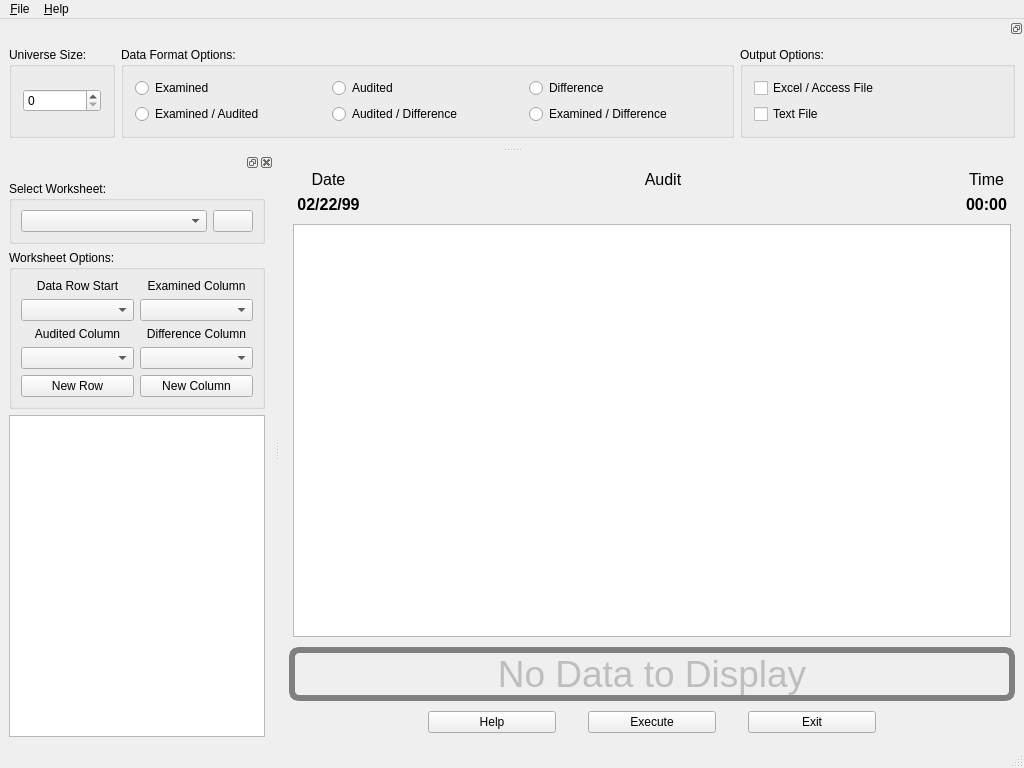
Above: products/RAT-STATS/rstats_modules/unrestricted_variable_appraisal/src/UIRStatsUVA.ui from cbtek/RStats2017 before the change. Below: the same form after it.
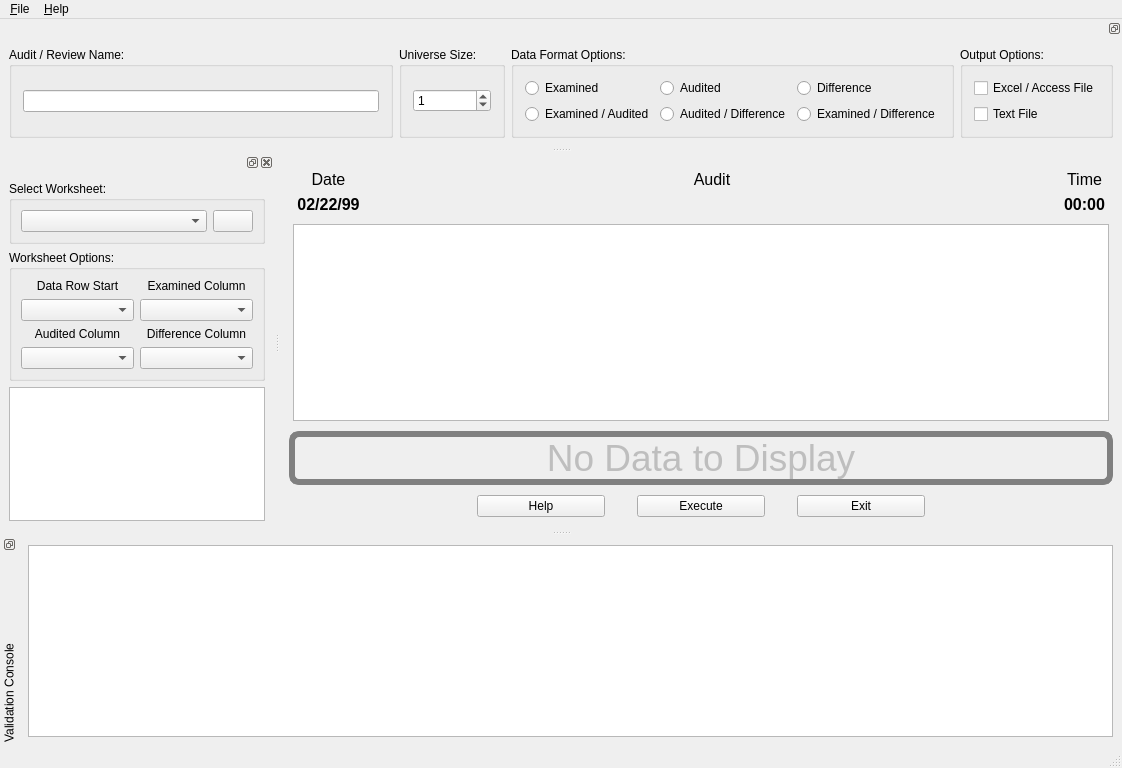
That is the form after the change.

Patch:
```diff
--- a/products/RAT-STATS/rstats_modules/unrestricted_variable_appraisal/src/UIRStatsUVA.ui
+++ b/products/RAT-STATS/rstats_modules/unrestricted_variable_appraisal/src/UIRStatsUVA.ui
@@ -6,7 +6,7 @@
    <rect>
     <x>0</x>
     <y>0</y>
-    <width>1024</width>
+    <width>1122</width>
     <height>768</height>
    </rect>
   </property>
@@ -275,6 +275,12 @@
    </layout>
   </widget>
   <widget class="QDockWidget" name="m_dockOptions">
+   <property name="sizePolicy">
+    <sizepolicy hsizetype="Expanding" vsizetype="Preferred">
+     <horstretch>0</horstretch>
+     <verstretch>0</verstretch>
+    </sizepolicy>
+   </property>
    <property name="features">
     <set>QDockWidget::DockWidgetFloatable|QDockWidget::DockWidgetMovable</set>
    </property>
@@ -286,8 +292,44 @@
    </attribute>
    <widget class="QWidget" name="dockWidgetContents_2">
     <layout class="QHBoxLayout" name="horizontalLayout_2">
+     <item>
+      <widget class="QGroupBox" name="m_grpAuditName">
+       <property name="sizePolicy">
+        <sizepolicy hsizetype="Expanding" vsizetype="Preferred">
+         <horstretch>0</horstretch>
+         <verstretch>0</verstretch>
+        </sizepolicy>
+       </property>
+       <property name="title">
+        <string>Audit / Review Name:</string>
+       </property>
+       <layout class="QHBoxLayout" name="horizontalLayout_3">
+        <property name="leftMargin">
+         <number>11</number>
+        </property>
+        <property name="topMargin">
+         <number>11</number>
+        </property>
+        <property name="rightMargin">
+         <number>11</number>
+        </property>
+        <property name="bottomMargin">
+         <number>11</number>
+        </property>
+        <item>
+         <widget class="QLineEdit" name="m_txtAuditName"/>
+        </item>
+       </layout>
+      </widget>
+     </item>
      <item>
       <widget class="QGroupBox" name="verticalGroupBox">
+       <property name="sizePolicy">
+        <sizepolicy hsizetype="Fixed" vsizetype="Preferred">
+         <horstretch>0</horstretch>
+         <verstretch>0</verstretch>
+        </sizepolicy>
+       </property>
        <property name="title">
         <string>Universe Size:</string>
        </property>
@@ -305,7 +347,14 @@
          <number>11</number>
         </property>
         <item>
-         <widget class="QSpinBox" name="m_spnUniverseSize"/>
+         <widget class="QSpinBox" name="m_spnUniverseSize">
+          <property name="maximum">
+           <number>10000</number>
+          </property>
+          <property name="value">
+           <number>1</number>
+          </property>
+         </widget>
         </item>
        </layout>
       </widget>
@@ -313,7 +362,7 @@
      <item>
       <widget class="QGroupBox" name="verticalGroupBox_2">
        <property name="sizePolicy">
-        <sizepolicy hsizetype="Expanding" vsizetype="Preferred">
+        <sizepolicy hsizetype="Fixed" vsizetype="Preferred">
          <horstretch>0</horstretch>
          <verstretch>0</verstretch>
         </sizepolicy>
@@ -389,7 +438,7 @@
        </property>
        <property name="minimumSize">
         <size>
-         <width>275</width>
+         <width>0</width>
          <height>0</height>
         </size>
        </property>
@@ -417,6 +466,12 @@
         </property>
         <item>
          <widget class="QCheckBox" name="m_chkCSVOutput">
+          <property name="sizePolicy">
+           <sizepolicy hsizetype="Fixed" vsizetype="Fixed">
+            <horstretch>0</horstretch>
+            <verstretch>0</verstretch>
+           </sizepolicy>
+          </property>
           <property name="text">
            <string>Excel / Access File</string>
           </property>
@@ -424,6 +479,12 @@
         </item>
         <item>
          <widget class="QCheckBox" name="m_chkTextOutput">
+          <property name="sizePolicy">
+           <sizepolicy hsizetype="Fixed" vsizetype="Fixed">
+            <horstretch>0</horstretch>
+            <verstretch>0</verstretch>
+           </sizepolicy>
+          </property>
           <property name="text">
            <string>Text File</string>
           </property>
@@ -441,8 +502,8 @@
     <rect>
      <x>0</x>
      <y>0</y>
-     <width>1024</width>
-     <height>25</height>
+     <width>1122</width>
+     <height>20</height>
     </rect>
    </property>
    <widget class="QMenu" name="menuFile">
@@ -578,20 +639,6 @@
         <item row="1" column="0">
          <widget class="QComboBox" name="m_cmbDataRowStartDataTable"/>
         </item>
-        <item row="4" column="0">
-         <widget class="QPushButton" name="m_btnAddRowDataTable">
-          <property name="text">
-           <string>New Row</string>
-          </property>
-         </widget>
-        </item>
-        <item row="4" column="1">
-         <widget class="QPushButton" name="m_btnAddColumnDataTable">
-          <property name="text">
-           <string>New Column</string>
-          </property>
-         </widget>
-        </item>
        </layout>
       </widget>
      </item>
@@ -623,6 +670,27 @@
     </layout>
    </widget>
   </widget>
+  <widget class="QDockWidget" name="m_dockValidationConsole">
+   <property name="features">
+    <set>QDockWidget::DockWidgetFloatable|QDockWidget::DockWidgetMovable|QDockWidget::DockWidgetVerticalTitleBar</set>
+   </property>
+   <property name="allowedAreas">
+    <set>Qt::BottomDockWidgetArea|Qt::TopDockWidgetArea</set>
+   </property>
+   <property name="windowTitle">
+    <string>Validation Console</string>
+   </property>
+   <attribute name="dockWidgetArea">
+    <number>8</number>
+   </attribute>
+   <widget class="QWidget" name="dockWidgetContents_3">
+    <layout class="QVBoxLayout" name="verticalLayout_6">
+     <item>
+      <widget class="QListWidget" name="m_lstValidationConsole"/>
+     </item>
+    </layout>
+   </widget>
+  </widget>
   <action name="actionRecently_Used">
    <property name="text">
     <string>Recently Used</string>
```
Left out of the diff: 7 changed lines with no effect on the pictures.
